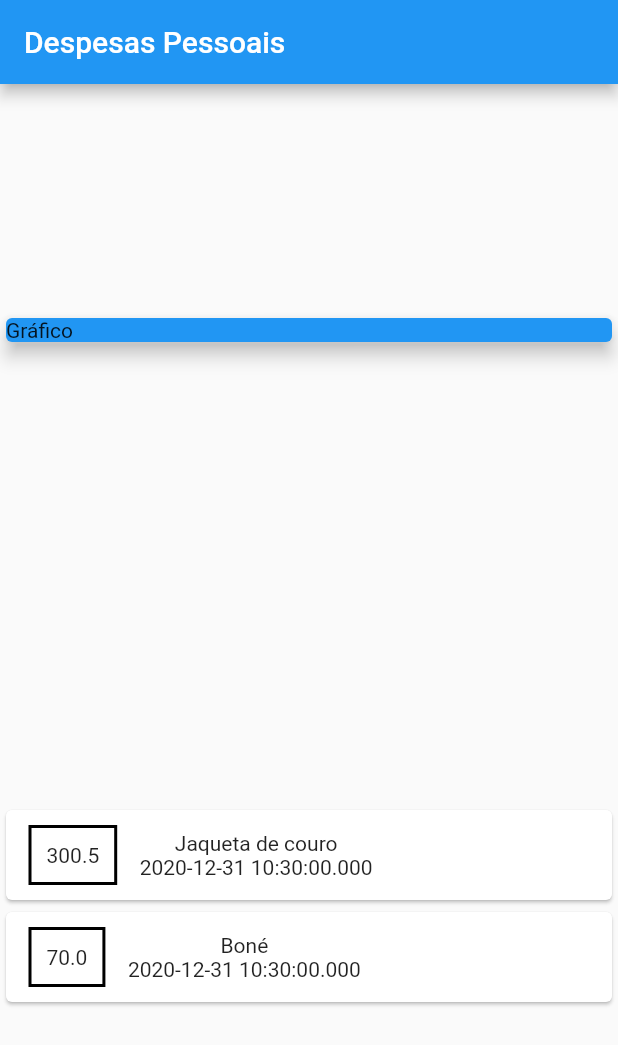
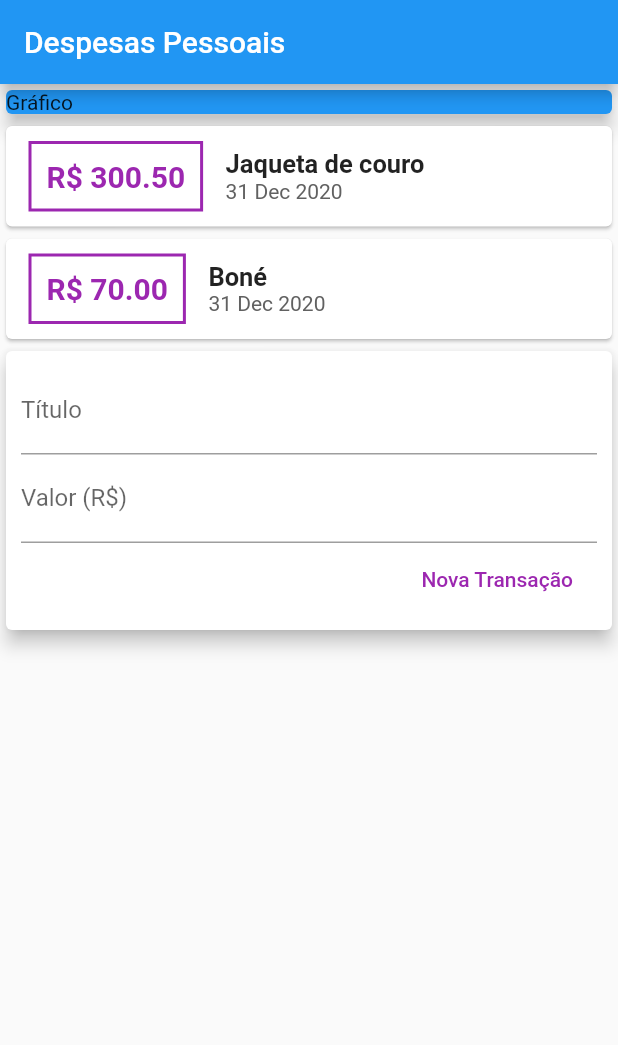
Before and after one commit to PhelippeA/DespesasPessoais, a Flutter app: the screen it shows after launch, on a phone screen of 412 x 824 dp. Shown: the top 1045 px of the screen. Run offline on Flutter 3.47's test engine with Material 2 defaults, Android fonts, the phone set to English and light mode, and no system bars.

Commit message:
Refatoracao do metodo main, com a criacao dos componentes de transaction. O form que recebe o input do usuario e através do onSubmit button adiciona ao list. O componente user é o pai dos dois anteriores e faz a comunicação entre eles e a interface da home page.

```diff
--- /dev/null
+++ b/lib/components/transaction_form.dart
@@ -0,0 +1,49 @@
+import 'package:flutter/material.dart';
+
+class TransactionForm extends StatelessWidget {
+  final titleController = TextEditingController();
+  final valueController = TextEditingController();
+
+  final void Function(String, double) onSubmit;
+  TransactionForm(this.onSubmit);
+
+  @override
+  Widget build(BuildContext context) {
+    return Card(
+      elevation: 5,
+      child: Padding(
+        padding: const EdgeInsets.all(10),
+        child: Column(
+          children: <Widget>[
+            TextField(
+              controller: titleController,
+              decoration: InputDecoration(
+                labelText: 'Título',
+              ),
+            ),
+            TextField(
+              controller: valueController,
+              decoration: InputDecoration(
+                labelText: 'Valor (R\$)',
+              ),
+            ),
+            Row(
+              mainAxisAlignment: MainAxisAlignment.end,
+              children: <Widget>[
+                FlatButton(
+                  child: Text('Nova Transação'),
+                  textColor: Colors.purple,
+                  onPressed: () {
+                    final title = titleController.text;
+                    final value = double.tryParse(valueController.text) ?? 0.0;
+                    onSubmit(title, value);
+                  },
+                ),
+              ],
+            )
+          ],
+        ),
+      ),
+    );
+  }
+}
--- /dev/null
+++ b/lib/components/transaction_list.dart
@@ -0,0 +1,58 @@
+import 'package:flutter/material.dart';
+import 'package:intl/intl.dart';
+import '../models/transaction.dart';
+
+class TransactionList extends StatelessWidget {
+  final List<Transaction> transactions;
+
+  TransactionList(this.transactions);
+
+  @override
+  Widget build(BuildContext context) {
+    return Column(
+      children: transactions
+          .map(
+            (tr) => Card(
+              child: Row(
+                children: <Widget>[
+                  Container(
+                    margin: EdgeInsets.symmetric(horizontal: 15, vertical: 10),
+                    decoration: BoxDecoration(
+                        border: Border.all(
+                      color: Colors.purple,
+                      width: 2,
+                    )),
+                    padding: EdgeInsets.all(10),
+                    child: Text(
+                      'R\$ ${tr.value.toStringAsFixed(2)}',
+                      style: TextStyle(
+                        fontWeight: FontWeight.bold,
+                        fontSize: 20,
+                        color: Colors.purple,
+                      ),
+                    ),
+                  ),
+                  Column(
+                    crossAxisAlignment: CrossAxisAlignment.start,
+                    children: <Widget>[
+                      Text(
+                        tr.title.toString(),
+                        style: TextStyle(
+                            fontSize: 17, fontWeight: FontWeight.bold),
+                      ),
+                      Text(
+                        DateFormat('d MMM y').format(tr.date),
+                        style: TextStyle(
+                          color: Colors.grey[700],
+                        ),
+                      ),
+                    ],
+                  )
+                ],
+              ),
+            ),
+          )
+          .toList(),
+    );
+  }
+}
--- /dev/null
+++ b/lib/components/transaction_user.dart
@@ -0,0 +1,45 @@
+import 'dart:math';
+
+import 'package:despesasPessoais/components/transaction_form.dart';
+import 'package:despesasPessoais/components/transaction_list.dart';
+import 'package:despesasPessoais/models/transaction.dart';
+import 'package:flutter/material.dart';
+
+class TransactionUser extends StatefulWidget {
+  @override
+  _TransactionUserState createState() => _TransactionUserState();
+}
+
+class _TransactionUserState extends State<TransactionUser> {
+  final _transactions = [
+    Transaction(
+        id: 't1',
+        title: 'Jaqueta de couro',
+        value: 300.50,
+        date: DateTime.now()),
+    Transaction(id: 't2', title: 'Boné', value: 70, date: DateTime.now())
+  ];
+
+  _addTransaction(String title, double value) {
+    final newTransaction = Transaction(
+      id: Random().nextDouble().toString(),
+      title: title,
+      value: value,
+      date: DateTime.now(),
+    );
+
+    setState(() {
+      _transactions.add(newTransaction);
+    });
+  }
+
+  @override
+  Widget build(BuildContext context) {
+    return Column(
+      children: [
+        TransactionList(_transactions),
+        TransactionForm(_addTransaction),
+      ],
+    );
+  }
+}
--- a/lib/main.dart
+++ b/lib/main.dart
@@ -1,5 +1,5 @@
-import 'package:despesasPessoais/models/transaction.dart';
 import 'package:flutter/material.dart';
+import 'components/transaction_user.dart';
 
 main() => runApp(ExpensesApp());
 
@@ -11,23 +11,14 @@ class ExpensesApp extends StatelessWidget {
 }
 
 class MyHomePage extends StatelessWidget {
-  final _transactions = [
-    Transaction(
-        id: 't1',
-        title: 'Jaqueta de couro',
-        value: 300.50,
-        date: DateTime.now()),
-    Transaction(id: 't2', title: 'Boné', value: 70, date: DateTime.now())
-  ];
-
   @override
   Widget build(BuildContext context) {
     return Scaffold(
       appBar: AppBar(
         title: Text('Despesas Pessoais'),
       ),
-      body: Column(
-        mainAxisAlignment: MainAxisAlignment.spaceAround,
+      body: SingleChildScrollView(
+        child: Column(
           crossAxisAlignment: CrossAxisAlignment.stretch,
           children: <Widget>[
             Container(
@@ -38,38 +29,9 @@ class MyHomePage extends StatelessWidget {
                 elevation: 5,
               ),
             ),
-          Column(
-            children: _transactions
-                .map(
-                  (tr) => Card(
-                    child: Row(
-                      children: <Widget>[
-                        Container(
-                          margin: EdgeInsets.symmetric(
-                              horizontal: 15, vertical: 10),
-                          decoration: BoxDecoration(
-                              border: Border.all(
-                            color: Colors.black,
-                            width: 2,
-                          )),
-                          padding: EdgeInsets.all(10),
-                          child: Text(
-                            tr.value.toString(),
-                          ),
-                        ),
-                        Column(
-                          children: <Widget>[
-                            Text(tr.title),
-                            Text(tr.date.toString()),
-                          ],
-                        )
+            TransactionUser(),
           ],
         ),
-                  ),
-                )
-                .toList(),
-          ),
-        ],
       ),
     );
   }
--- a/pubspec.yaml
+++ b/pubspec.yaml
@@ -23,6 +23,7 @@ environment:
 dependencies:
   flutter:
     sdk: flutter
+  intl: ^0.16.1
 
 
   # The following adds the Cupertino Icons font to your application.
```
Also changed, not shown: pubspec.lock. Lines whose indentation alone changed are shown as unchanged.
